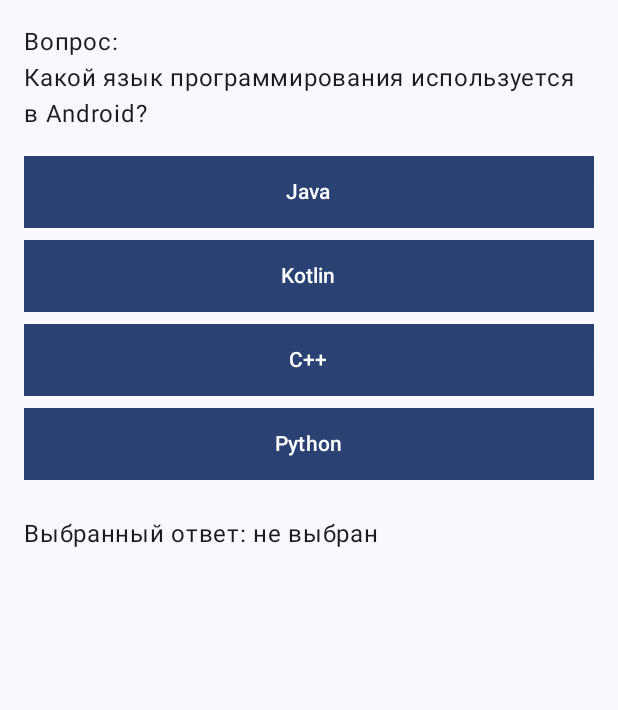
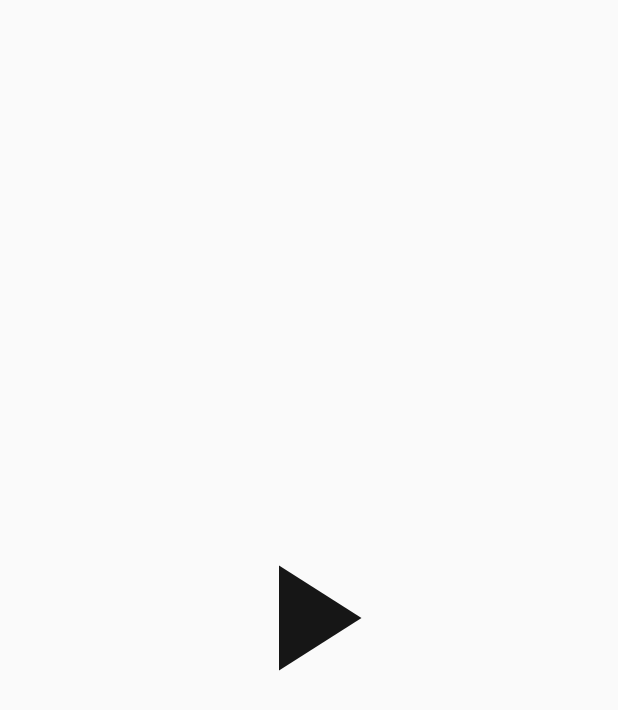
Before and after one commit to EasyAKS/TS, an Android app built with Jetpack Compose: the first screen one second after launch (MainActivity), on a phone screen of 412 x 824 dp. Shown: the top 710 px of the screen. Run offline under Robolectric (Android 15) with nearby library versions, the phone set to English and light mode, and no system bars.

Commit message:
Added Compose Navigation and screens

```diff
--- a/Mobile/app/src/main/java/com/denishrynkevich/easyaks/MainActivity.kt
+++ b/Mobile/app/src/main/java/com/denishrynkevich/easyaks/MainActivity.kt
@@ -3,26 +3,8 @@ package com.denishrynkevich.easyaks
 import android.os.Bundle
 import androidx.activity.ComponentActivity
 import androidx.activity.compose.setContent
-import androidx.compose.foundation.background
-import androidx.compose.foundation.layout.Column
-import androidx.compose.foundation.layout.Spacer
-import androidx.compose.foundation.layout.fillMaxSize
-import androidx.compose.foundation.layout.fillMaxWidth
-import androidx.compose.foundation.layout.height
-import androidx.compose.foundation.layout.padding
-import androidx.compose.material3.Button
-import androidx.compose.material3.MaterialTheme
-import androidx.compose.material3.Surface
-import androidx.compose.material3.Text
-import androidx.compose.runtime.Composable
-import androidx.compose.runtime.getValue
-import androidx.compose.runtime.mutableStateOf
-import androidx.compose.runtime.remember
-import androidx.compose.runtime.setValue
-import androidx.compose.ui.Modifier
-import androidx.compose.ui.graphics.Color
-import androidx.compose.ui.tooling.preview.Preview
-import androidx.compose.ui.unit.dp
+import androidx.navigation.compose.rememberNavController
+import com.denishrynkevich.easyaks.navigation.SetupNavHost
 import com.denishrynkevich.easyaks.ui.theme.EasyAKSTheme
 
 
@@ -31,67 +13,9 @@ class MainActivity : ComponentActivity() {
         super.onCreate(savedInstanceState)
         setContent {
             EasyAKSTheme {
-                // A surface container using the 'background' color from the theme
-                Surface(
-                    modifier = Modifier.fillMaxSize(),
-                    color = MaterialTheme.colorScheme.background
-                ) {
-                    //Greeting("Android")
-                    QuizScreen()
-                }
+               val navController = rememberNavController()
+                SetupNavHost(navController = navController)
             }
         }
     }
 }
-
-//@Preview(showBackground = true)
-@Composable
-fun QuizScreen() {
-    // Здесь замените на реальные данные с сервера
-    val question = "Какой язык программирования используется в Android?"
-    val answers = listOf("Java", "Kotlin", "C++", "Python")
-
-    var selectedAnswer by remember { mutableStateOf<String?>(null) }
-
-    Column(
-        modifier = Modifier
-            .fillMaxSize()
-            .padding(16.dp)
-    ) {
-        Text("Вопрос:")
-        Text(question)
-        Spacer(modifier = Modifier.height(16.dp))
-
-        // Отображение вариантов ответов
-        answers.forEach { answer ->
-            Button(
-                onClick = { selectedAnswer = answer },
-                modifier = Modifier
-                    .fillMaxWidth()
-                    .background(MaterialTheme.colorScheme.primary)
-            ) {
-                Text(answer, color = Color.White)
-            }
-            Spacer(modifier = Modifier.height(8.dp))
-        }
-
-        Spacer(modifier = Modifier.height(16.dp))
-        Text("Выбранный ответ: ${selectedAnswer ?: "не выбран"}")
-    }
-}
-
-@Composable
-fun Greeting(name: String, modifier: Modifier = Modifier) {
-    Surface(color = Color.Yellow) {
-        Text(
-            text = "Hello $name!",
-            modifier = modifier.padding(24.dp)
-        )
-    }
-}
-
-@Preview(showBackground = true)
-@Composable
-fun GreetingPreview() {
-    EasyAKSTheme { Greeting("DENIS HRYNKEVICH") }
-}
--- /dev/null
+++ b/Mobile/app/src/main/java/com/denishrynkevich/easyaks/navigation/SetupNavHost.kt
@@ -0,0 +1,37 @@
+package com.denishrynkevich.easyaks.navigation
+
+import androidx.compose.runtime.Composable
+import androidx.navigation.NavHostController
+import androidx.navigation.compose.NavHost
+import androidx.navigation.compose.composable
+import com.denishrynkevich.easyaks.screens.MainScreen
+import com.denishrynkevich.easyaks.screens.SplashScreen
+import com.denishrynkevich.easyaks.utils.Constants
+
+sealed class Screens(val route: String) {
+    object Splash: Screens(route = Constants.Screens.SPLASH_SCREEN)
+    object Main: Screens(route = Constants.Screens.MAIN_SCREEN)
+    object Quiz: Screens(route = Constants.Screens.QUIZ_SCREEN)
+    object Results: Screens(route = Constants.Screens.RESULTS_SCREEN)
+
+}
+@Composable
+fun SetupNavHost(navController: NavHostController) {
+    NavHost(
+        navController = navController,
+        startDestination = Screens.Splash.route
+    ) {
+        composable(route = Screens.Splash.route) {
+            SplashScreen(navController = navController)
+        }
+        composable(route = Screens.Main.route) {
+            MainScreen()
+        }
+        composable(route = Screens.Quiz.route) {
+
+        }
+        composable(route = Screens.Results.route){
+
+        }
+    }
+}
--- /dev/null
+++ b/Mobile/app/src/main/java/com/denishrynkevich/easyaks/screens/MainScreen.kt
@@ -0,0 +1,17 @@
+package com.denishrynkevich.easyaks.screens
+
+import androidx.compose.foundation.layout.fillMaxSize
+import androidx.compose.material3.Surface
+import androidx.compose.material3.Text
+import androidx.compose.runtime.Composable
+import androidx.compose.ui.Modifier
+
+@Composable
+fun MainScreen() {
+    Surface (
+        modifier = Modifier
+            .fillMaxSize()
+    ){
+        Text(text = "Text")
+    }
+}
--- /dev/null
+++ b/Mobile/app/src/main/java/com/denishrynkevich/easyaks/screens/SplashScreen.kt
@@ -0,0 +1,62 @@
+package com.denishrynkevich.easyaks.screens
+
+import androidx.compose.animation.core.animateFloatAsState
+import androidx.compose.animation.core.tween
+import androidx.compose.foundation.layout.Box
+import androidx.compose.foundation.layout.fillMaxSize
+import androidx.compose.foundation.layout.size
+import androidx.compose.material.icons.Icons
+import androidx.compose.material.icons.filled.PlayArrow
+import androidx.compose.material3.Icon
+import androidx.compose.runtime.Composable
+import androidx.compose.runtime.LaunchedEffect
+import androidx.compose.runtime.getValue
+import androidx.compose.runtime.mutableStateOf
+import androidx.compose.runtime.remember
+import androidx.compose.runtime.setValue
+import androidx.compose.ui.Alignment
+import androidx.compose.ui.Modifier
+import androidx.compose.ui.draw.alpha
+import androidx.compose.ui.graphics.Color
+import androidx.compose.ui.tooling.preview.Preview
+import androidx.compose.ui.unit.dp
+import androidx.navigation.NavController
+import com.denishrynkevich.easyaks.navigation.Screens
+import com.denishrynkevich.easyaks.ui.theme.EasyAKSTheme
+import kotlinx.coroutines.delay
+
+@Composable
+fun SplashScreen(navController: NavController) {
+    var startAnimate by remember {
+        mutableStateOf(false)
+    }
+    val alphaAnimation = animateFloatAsState(
+        targetValue = if (startAnimate) 1f else 0f,
+        animationSpec = tween(
+            durationMillis = 3000
+        ))
+    LaunchedEffect(key1 = true) {
+        startAnimate = true
+        delay(4000)
+        navController.navigate(Screens.Main.route)
+
+    }
+    Splash(alpha = alphaAnimation.value)
+}
+
+@Composable
+fun Splash(alpha: Float) {
+    Box(
+        modifier = Modifier.fillMaxSize(),
+        contentAlignment = Alignment.Center
+    ) {
+        Icon(
+            modifier = Modifier
+                .size(120.dp)
+                .alpha(alpha = alpha),
+            imageVector = Icons.Default.PlayArrow,
+            contentDescription = "",
+            tint = Color.Black
+        )
+    }
+}
--- /dev/null
+++ b/Mobile/app/src/main/java/com/denishrynkevich/easyaks/utils/Constants.kt
@@ -0,0 +1,11 @@
+package com.denishrynkevich.easyaks.utils
+
+class Constants {
+
+    object Screens {
+        const val SPLASH_SCREEN = "splash_screen"
+        const val MAIN_SCREEN = "main_screen"
+        const val QUIZ_SCREEN = "quiz_screen"
+        const val RESULTS_SCREEN = "results_screen"
+    }
+}
```
